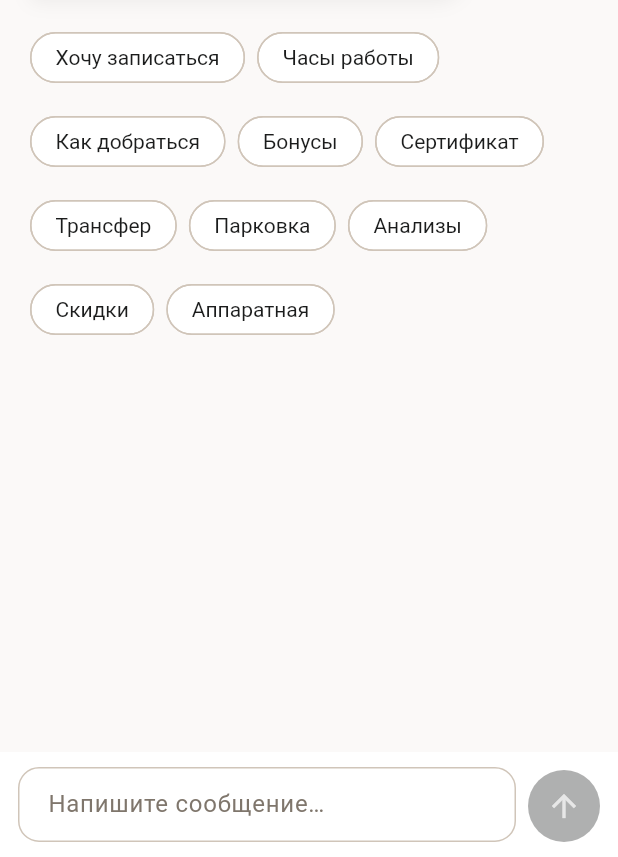
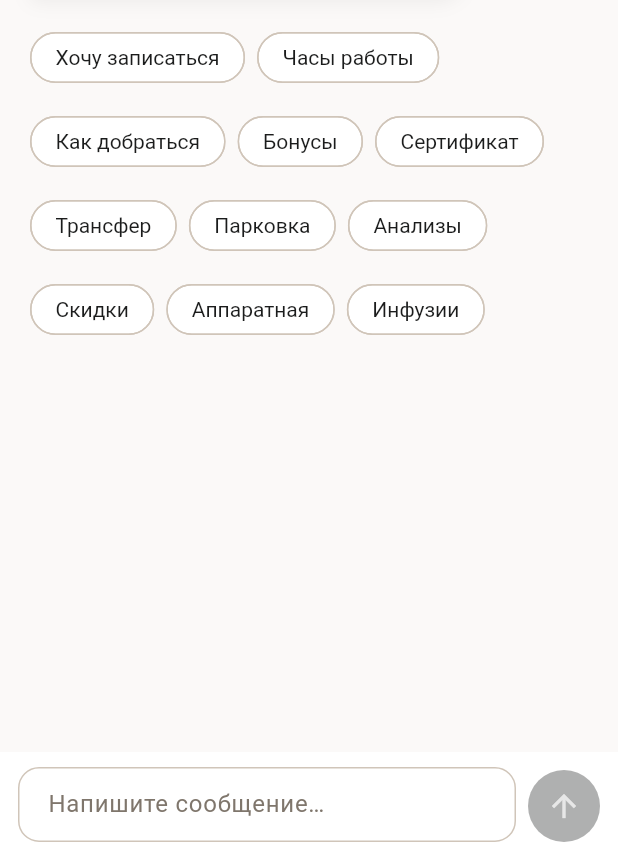
Before and after one commit to sifonyarya-afk/cult, a Flutter app: the Shell screen opened directly, item 4 of the bottom bar chosen, after a tap on "Часто задаваемые вопросы", on a phone screen of 412 x 824 dp, the part 379-1236 px from its top. Run offline on Flutter 3.47's test engine with Material 3 defaults, Android fonts, the phone set to English and light mode, and no system bars; our stand-ins replace shared_preferences; accounts and stored records are empty; network calls fail.

Commit message:
Relative visit dates and home scroll-to-top.
Show сегодня/завтра/вчера, re-tap home to scroll up, notify admin on
gift purchase, and polish catalog keyboard and shop stock cues.

Co-authored-by: vladlazarevmp9875 <vladlazarevmp9875@rambler.ru>

```diff
--- a/mobile/lib/main.dart
+++ b/mobile/lib/main.dart
@@ -243,6 +243,7 @@ class _ShellState extends State<Shell> {
   var _index = 0;
   var _shopTab = 0;
   var _synced = false;
+  final _homeScroll = ScrollController();
 
   void _openShop() => setState(() {
     _shopTab = 2;
@@ -256,6 +257,12 @@ class _ShellState extends State<Shell> {
     _synced = true;
     final store = ClinicScope.of(context);
     WidgetsBinding.instance.addPostFrameCallback((_) => store.syncClinic());
+  }
+
+  @override
+  void dispose() {
+    _homeScroll.dispose();
+    super.dispose();
   }
 
   @override
@@ -322,7 +329,7 @@ class _ShellState extends State<Shell> {
           body: IndexedStack(
             index: _index,
             children: [
-              HomePage(onShop: _openShop),
+              HomePage(onShop: _openShop, scrollController: _homeScroll),
               const ServicesPage(),
               ShopPage(key: ValueKey(_shopTab), initialTab: _shopTab),
               const ChatPage(),
@@ -353,6 +360,13 @@ class _ShellState extends State<Shell> {
               HapticFeedback.selectionClick();
               if (value == _index) {
                 Navigator.of(context).popUntil((route) => route.isFirst);
+                if (value == 0 && _homeScroll.hasClients) {
+                  _homeScroll.animateTo(
+                    0,
+                    duration: const Duration(milliseconds: 320),
+                    curve: Curves.easeOutCubic,
+                  );
+                }
                 return;
               }
               setState(() => _index = value);
--- a/mobile/lib/pages/cabinet.dart
+++ b/mobile/lib/pages/cabinet.dart
@@ -1350,6 +1350,10 @@ class _CertificatesPageState extends State<CertificatesPage> {
                 return;
               }
               final code = store.buyGift(_nominal, _design);
+              store.sendMessage(
+                'admin',
+                'Сертификат $code на ${rub(_nominal)}, дизайн $_design.',
+              );
               HapticFeedback.mediumImpact();
               setState(() {
                 _error = '';
--- a/mobile/lib/pages/home.dart
+++ b/mobile/lib/pages/home.dart
@@ -9,9 +9,10 @@ import 'info.dart';
 import 'talk.dart';
 
 class HomePage extends StatelessWidget {
-  const HomePage({super.key, required this.onShop});
+  const HomePage({super.key, required this.onShop, this.scrollController});
 
   final VoidCallback onShop;
+  final ScrollController? scrollController;
 
   @override
   Widget build(BuildContext context) {
@@ -26,6 +27,7 @@ class HomePage extends StatelessWidget {
       color: Cult.primary,
       onRefresh: () => store.syncClinic(),
       child: ListView(
+        controller: scrollController,
         padding: const EdgeInsets.fromLTRB(20, 8, 20, 28),
         children: [
           if (store.syncing)
--- a/mobile/lib/pages/shop.dart
+++ b/mobile/lib/pages/shop.dart
@@ -23,6 +23,14 @@ class _ShopPageState extends State<ShopPage>
     vsync: this,
     initialIndex: widget.initialTab,
   );
+
+  @override
+  void initState() {
+    super.initState();
+    _tabs.addListener(() {
+      if (_tabs.indexIsChanging) cultTapFeedback();
+    });
+  }
 
   @override
   void dispose() {
@@ -258,6 +266,17 @@ class _ProductListState extends State<_ProductList> {
                       rub(product.price),
                       style: cultHeadline(22).copyWith(color: Cult.primary),
                     ),
+                    if (product.stock == 'low') ...[
+                      const SizedBox(height: 4),
+                      Text(
+                        'Осталось мало',
+                        style: TextStyle(
+                          color: Cult.error.withValues(alpha: 0.9),
+                          fontSize: 12,
+                          fontWeight: FontWeight.w600,
+                        ),
+                      ),
+                    ],
                   ],
                 ),
               ),
--- a/mobile/lib/pages/talk.dart
+++ b/mobile/lib/pages/talk.dart
@@ -198,6 +198,7 @@ class _ChatThreadPageState extends State<ChatThreadPage> {
     'Анализы',
     'Скидки',
     'Аппаратная',
+    'Инфузии',
   ];
 
   @override
--- a/mobile/lib/store.dart
+++ b/mobile/lib/store.dart
@@ -833,6 +833,9 @@ class ClinicStore extends ChangeNotifier {
       if (q.contains('инъек') || q.contains('филлер') || q.contains('ботокс')) {
         return 'Инъекции — в меню «Инъекции». Перед визитом врач уточнит показания на консультации.';
       }
+      if (q.contains('инфуз') || q.contains('капель')) {
+        return 'Инфузии — в меню «Инфузии»: NAD+, Immunity и Beauty & Glow. Запись через «+» на главной.';
+      }
       return 'Клиника открыта ежедневно с 9:00 до 21:00. Запись — в разделе «Запись» или через «+» на главной.';
     }
     if (contactId == 'specialist') {
```
Also changed, not shown: mobile/lib/pages/browse.dart (+9 -1 lines), mobile/lib/pages/categories.dart (+13 -2 lines), mobile/lib/theme.dart (+15 -1 lines), 1 other file.
